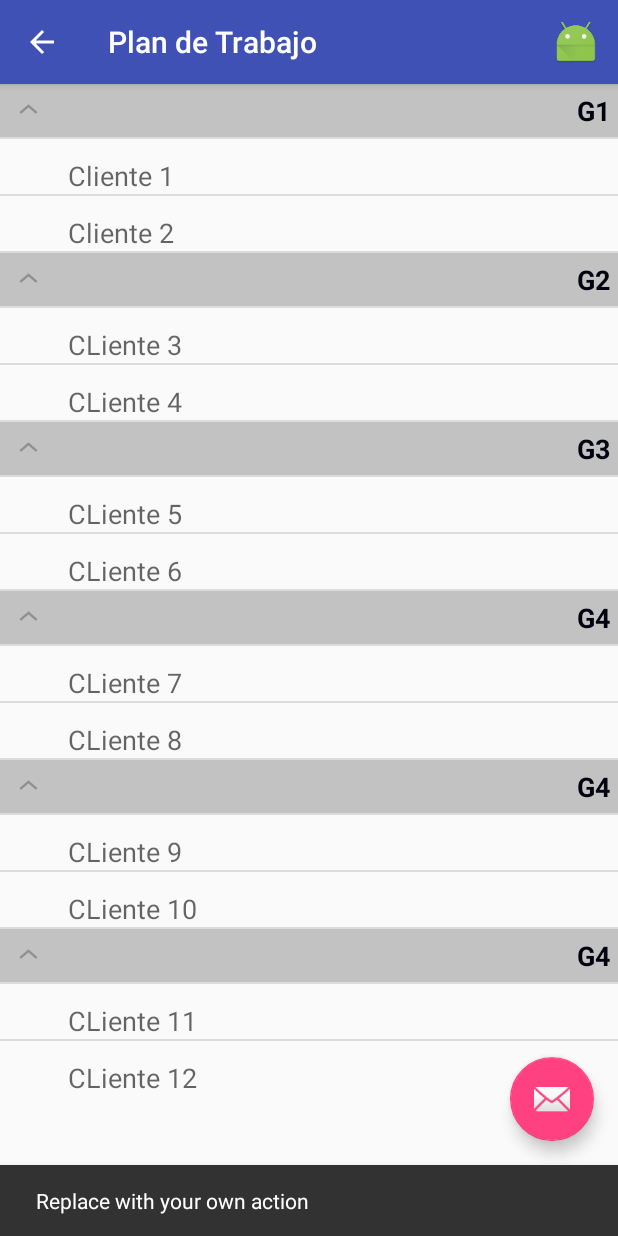
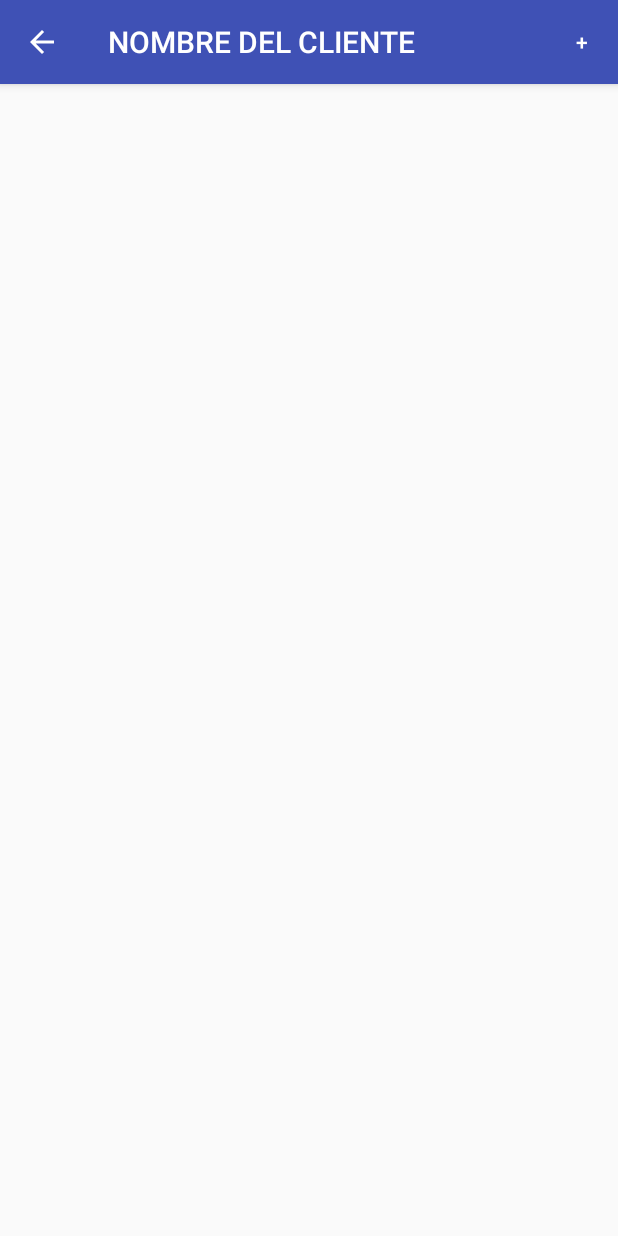
Before and after one commit to GUMADESARROLLO/ISBOT, an Android app: the AgendaActivity screen opened directly, with no data from a screen before it, after a tap on an icon or button, on a phone screen of 412 x 824 dp. Run offline under Robolectric (Android 15) with nearby library versions, the phone set to English and light mode, and no system bars.

Commit message:
20/08/2016 Se agrego las Activity para Lista de Producto y carrito de compra

```diff
--- a/app/src/main/java/com/a7m/endscom/isbot/Actividades/AgendaActivity.java
+++ b/app/src/main/java/com/a7m/endscom/isbot/Actividades/AgendaActivity.java
@@ -2,6 +2,7 @@ package com.a7m.endscom.isbot.Actividades;
 
 import android.app.SearchManager;
 import android.content.Context;
+import android.content.Intent;
 import android.os.Bundle;
 import android.support.design.widget.FloatingActionButton;
 import android.support.design.widget.Snackbar;
@@ -46,8 +47,8 @@ public class AgendaActivity extends AppCompatActivity implements SearchView.OnQu
         fab.setOnClickListener(new View.OnClickListener() {
             @Override
             public void onClick(View view) {
-                Snackbar.make(view, "Replace with your own action", Snackbar.LENGTH_LONG)
-                        .setAction("Action", null).show();
+                Intent viewCarrito = new Intent(AgendaActivity.this,CarritoPedidoActivity.class);
+                startActivity(viewCarrito);
             }
         });
 
--- /dev/null
+++ b/app/src/main/java/com/a7m/endscom/isbot/Actividades/CarritoPedidoActivity.java
@@ -0,0 +1,53 @@
+package com.a7m.endscom.isbot.Actividades;
+
+import android.content.Intent;
+import android.os.Bundle;
+import android.support.design.widget.FloatingActionButton;
+import android.support.design.widget.Snackbar;
+import android.support.v4.view.MenuItemCompat;
+import android.support.v7.app.AppCompatActivity;
+import android.support.v7.widget.Toolbar;
+import android.view.Menu;
+import android.view.MenuItem;
+import android.view.View;
+import android.widget.SearchView;
+
+import com.a7m.endscom.isbot.R;
+
+public class CarritoPedidoActivity extends AppCompatActivity {
+
+    @Override
+    protected void onCreate(Bundle savedInstanceState) {
+        super.onCreate(savedInstanceState);
+        setContentView(R.layout.activity_carrito_pedido);
+        Toolbar toolbar = (Toolbar) findViewById(R.id.toolbar);
+        setSupportActionBar(toolbar);
+
+        if (getSupportActionBar() != null){
+            getSupportActionBar().setDisplayHomeAsUpEnabled(true);
+        }
+        setTitle("NOMBRE DEL CLIENTE");
+
+    }
+
+    public boolean onOptionsItemSelected(MenuItem item){
+        int id = item.getItemId();
+        if (id == 16908332){
+            finish();
+        }
+
+        if (item.getItemId()==R.id.action_pluss){
+
+            Intent viewProducto = new Intent(CarritoPedidoActivity.this,LIstaProductoActivity.class);
+            startActivity(viewProducto);
+
+        }
+        return super.onOptionsItemSelected(item);
+    }
+    @Override
+    public boolean onCreateOptionsMenu(Menu menu) {
+        getMenuInflater().inflate(R.menu.menu_carrito_compra,menu);
+        return true;
+    }
+
+}
--- a/app/src/main/java/com/a7m/endscom/isbot/Adaptadores/MyExpandableListAdapter.java
+++ b/app/src/main/java/com/a7m/endscom/isbot/Adaptadores/MyExpandableListAdapter.java
@@ -1,6 +1,7 @@
 package com.a7m.endscom.isbot.Adaptadores;
 
 import android.content.Context;
+import android.content.Intent;
 import android.view.LayoutInflater;
 import android.view.View;
 import android.view.ViewGroup;
@@ -9,6 +10,8 @@ import android.widget.ImageView;
 import android.widget.TextView;
 import android.widget.Toast;
 
+import com.a7m.endscom.isbot.Actividades.AgendaActivity;
+import com.a7m.endscom.isbot.Actividades.CarritoPedidoActivity;
 import com.a7m.endscom.isbot.Clases.ChildRow;
 import com.a7m.endscom.isbot.Clases.ParentRow;
 import com.a7m.endscom.isbot.R;
--- /dev/null
+++ b/app/src/main/res/layout/activity_carrito_pedido.xml
@@ -0,0 +1,28 @@
+<?xml version="1.0" encoding="utf-8"?>
+<android.support.design.widget.CoordinatorLayout xmlns:android="http://schemas.android.com/apk/res/android"
+    xmlns:app="http://schemas.android.com/apk/res-auto"
+    xmlns:tools="http://schemas.android.com/tools"
+    android:layout_width="match_parent"
+    android:layout_height="match_parent"
+    android:fitsSystemWindows="true"
+    tools:context=".Actividades.CarritoPedidoActivity">
+
+    <android.support.design.widget.AppBarLayout
+        android:layout_width="match_parent"
+        android:layout_height="wrap_content"
+        android:theme="@style/AppTheme.AppBarOverlay">
+
+        <android.support.v7.widget.Toolbar
+            android:id="@+id/toolbar"
+            android:layout_width="match_parent"
+            android:layout_height="?attr/actionBarSize"
+            android:background="?attr/colorPrimary"
+            app:popupTheme="@style/AppTheme.PopupOverlay" />
+
+    </android.support.design.widget.AppBarLayout>
+
+    <include layout="@layout/content_carrito_pedido" />
+
+
+
+</android.support.design.widget.CoordinatorLayout>
--- /dev/null
+++ b/app/src/main/res/layout/content_carrito_pedido.xml
@@ -0,0 +1,15 @@
+<?xml version="1.0" encoding="utf-8"?>
+<RelativeLayout xmlns:android="http://schemas.android.com/apk/res/android"
+    xmlns:app="http://schemas.android.com/apk/res-auto"
+    xmlns:tools="http://schemas.android.com/tools"
+    android:layout_width="match_parent"
+    android:layout_height="match_parent"
+    android:paddingBottom="@dimen/activity_vertical_margin"
+    android:paddingLeft="@dimen/activity_horizontal_margin"
+    android:paddingRight="@dimen/activity_horizontal_margin"
+    android:paddingTop="@dimen/activity_vertical_margin"
+    app:layout_behavior="@string/appbar_scrolling_view_behavior"
+    tools:context=".Actividades.CarritoPedidoActivity"
+    tools:showIn="@layout/activity_carrito_pedido">
+
+</RelativeLayout>
--- /dev/null
+++ b/app/src/main/res/menu/menu_carrito_compra.xml
@@ -0,0 +1,13 @@
+<?xml version="1.0" encoding="utf-8"?>
+<menu
+    xmlns:android="http://schemas.android.com/apk/res/android"
+    xmlns:app="http://schemas.android.com/apk/res-auto"
+    xmlns:tools="http://schemas.android.com/tools"
+    tools:context="com.a7m.endscom.isbot.Actividades.CarritoPedidoActivity">
+    <item
+        android:id="@+id/action_pluss"
+        android:orderInCategory="300"
+        app:showAsAction="ifRoom|collapseActionView"
+        android:title="+" />
+
+</menu>
--- a/app/src/main/res/values/strings.xml
+++ b/app/src/main/res/values/strings.xml
@@ -7,4 +7,6 @@
     <string name="search_hint">Buscar Cliente</string>
     <string name="app_label">Buscador</string>
     <string name="title_activity_agenda">AgendaActivity</string>
+    <string name="title_activity_carrito_pedido">CarritoPedidoActivity</string>
+    <string name="title_activity_lista_producto">LIstaProductoActivity</string>
 </resources>
```
Also changed, not shown: app/src/main/AndroidManifest.xml (+8 -0 lines), app/src/main/java/com/a7m/endscom/isbot/Actividades/LIstaProductoActivity.java (added, +37 -0 lines), app/src/main/res/layout/activity_lista_producto.xml (added, +27 -0 lines), app/src/main/res/layout/content_lista_producto.xml (added, +15 -0 lines).
